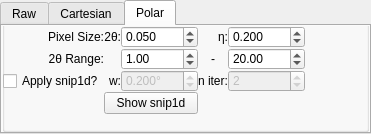
Above: hexrd/ui/resources/ui/image_mode_widget.ui from HEXRD/hexrdgui before the change. Below: the same form after it.
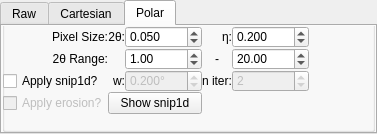
That is the form after the change. The open tabs and pages were chosen to show the change.

Commit message:
Added ability to apply erosion to polar plot
The erosion is only used after snip1d, so it is dependent on that
setting.

The minimum value for the color map is used for the threshold.

Unfortunately, this appears to result in a blank image. I am not
entirely sure what may be wrong.

What changed in the file:
```diff
--- a/hexrd/ui/resources/ui/image_mode_widget.ui
+++ b/hexrd/ui/resources/ui/image_mode_widget.ui
@@ -6,7 +6,7 @@
    <rect>
     <x>0</x>
     <y>0</y>
-    <width>371</width>
+    <width>377</width>
     <height>134</height>
    </rect>
   </property>
@@ -498,6 +498,16 @@
                 </property>
                </widget>
               </item>
+              <item row="3" column="0">
+               <widget class="QCheckBox" name="polar_apply_erosion">
+                <property name="enabled">
+                 <bool>false</bool>
+                </property>
+                <property name="text">
+                 <string>Apply erosion?</string>
+                </property>
+               </widget>
+              </item>
              </layout>
             </item>
             <item>
```
Left out of the diff: 16 changed lines with no effect on the pictures. The commit also changes 5 other files.
